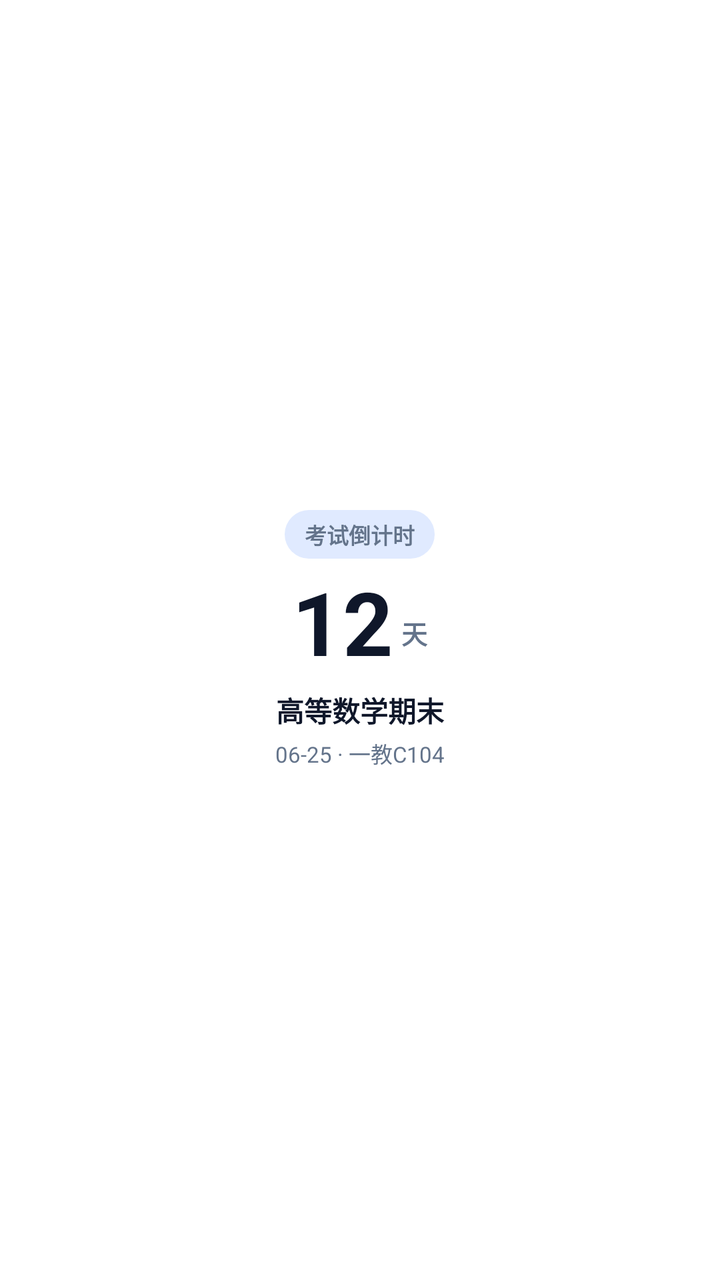
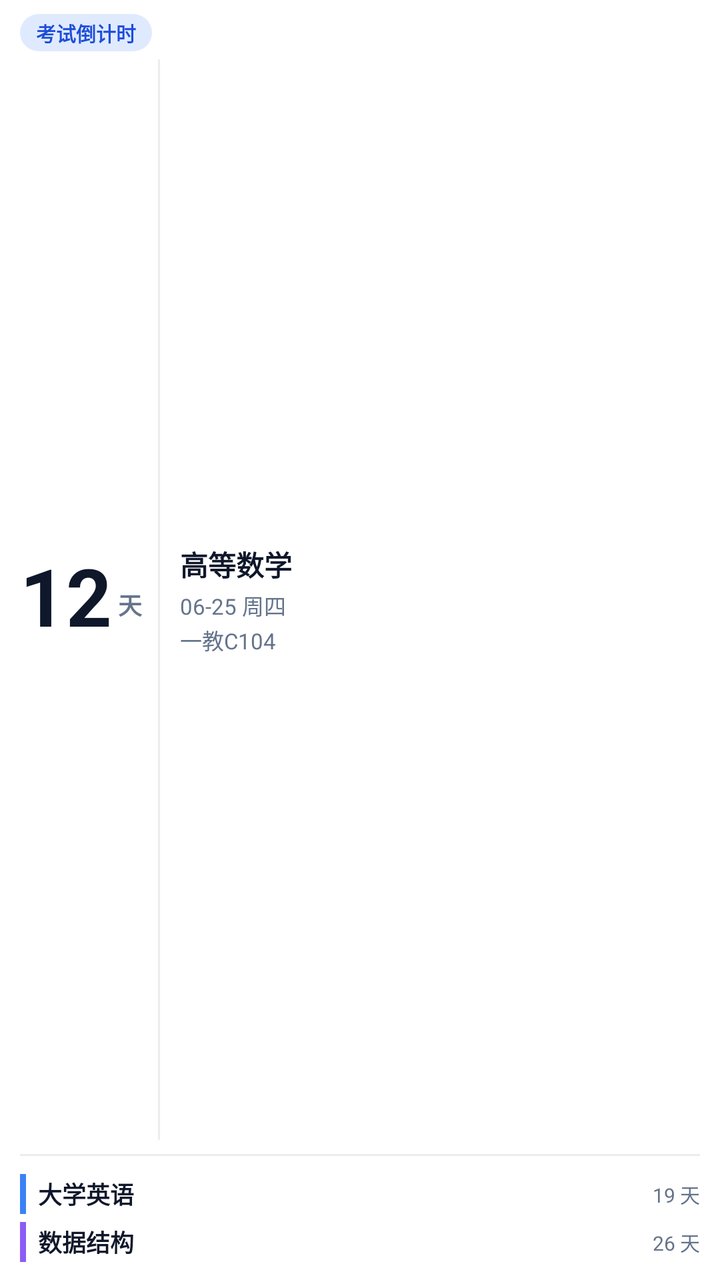

Two renders of the same Android screen: before a commit and after it. Below are the layout's source before the change and the commit's diff.
<!-- AndroidManifest.xml: fallback theme Theme.MaterialComponents.DayNight.NoActionBar -->
<!-- res/layout/widget_exam_card.xml -->
<?xml version="1.0" encoding="utf-8"?>
<FrameLayout xmlns:android="http://schemas.android.com/apk/res/android"
    android:id="@+id/widget_root"
    android:layout_width="match_parent"
    android:layout_height="match_parent">

    <LinearLayout
        android:id="@+id/widget_card"
        android:layout_width="match_parent"
        android:layout_height="match_parent"
        android:gravity="center"
        android:orientation="vertical"
        android:paddingLeft="14dp"
        android:paddingRight="14dp">

        <TextView
            android:id="@+id/exam_chip"
            android:layout_width="wrap_content"
            android:layout_height="wrap_content"
            android:background="@drawable/widget_status_chip_strong"
            android:ellipsize="end"
            android:maxLines="1"
            android:paddingLeft="10dp"
            android:paddingTop="4dp"
            android:paddingRight="10dp"
            android:paddingBottom="4dp"
            android:text="考试倒计时"
            android:textColor="#64748B"
            android:textSize="11sp"
            android:textStyle="bold" />

        <LinearLayout
            android:layout_width="wrap_content"
            android:layout_height="wrap_content"
            android:layout_marginTop="8dp"
            android:gravity="bottom"
            android:orientation="horizontal">

            <TextView
                android:id="@+id/exam_days"
                android:layout_width="wrap_content"
                android:layout_height="wrap_content"
                android:ellipsize="end"
                android:includeFontPadding="false"
                android:maxLines="1"
                android:text="12"
                android:textColor="#0F172A"
                android:textSize="44sp"
                android:textStyle="bold" />

            <TextView
                android:id="@+id/exam_day_unit"
                android:layout_width="wrap_content"
                android:layout_height="wrap_content"
                android:layout_marginLeft="4dp"
                android:layout_marginBottom="6dp"
                android:maxLines="1"
                android:text="天"
                android:textColor="#64748B"
                android:textSize="13sp"
                android:textStyle="bold" />

        </LinearLayout>

        <TextView
            android:id="@+id/exam_name"
            android:layout_width="match_parent"
            android:layout_height="wrap_content"
            android:layout_marginTop="6dp"
            android:ellipsize="end"
            android:gravity="center"
            android:maxLines="1"
            android:text="高等数学期末"
            android:textColor="#0F172A"
            android:textSize="14sp"
            android:textStyle="bold" />

        <TextView
            android:id="@+id/exam_meta"
            android:layout_width="match_parent"
            android:layout_height="wrap_content"
            android:layout_marginTop="3dp"
            android:ellipsize="end"
            android:gravity="center"
            android:maxLines="1"
            android:text="06-25 · 一教C104"
            android:textColor="#64748B"
            android:textSize="11sp" />

    </LinearLayout>

</FrameLayout>
<!-- resources referenced by this layout -->
<resources>
  <!-- drawable widget_status_chip_strong (drawable) -->
  <?xml version="1.0" encoding="utf-8"?>
  <shape xmlns:android="http://schemas.android.com/apk/res/android"
      android:shape="rectangle">
      <corners android:radius="999dp" />
      <solid android:color="#E0EAFF" />
  </shape>
</resources>

<!-- the commit's change to res/layout/widget_exam_card.xml (unified diff, before → after) -->
@@ -8,10 +8,12 @@
         android:id="@+id/widget_card"
         android:layout_width="match_parent"
         android:layout_height="match_parent"
-        android:gravity="center"
+        android:background="@drawable/widget_demo_card_bg"
         android:orientation="vertical"
-        android:paddingLeft="14dp"
-        android:paddingRight="14dp">
+        android:paddingLeft="10dp"
+        android:paddingTop="7dp"
+        android:paddingRight="10dp"
+        android:paddingBottom="7dp">
 
         <TextView
             android:id="@+id/exam_chip"
@@ -20,72 +22,208 @@
             android:background="@drawable/widget_status_chip_strong"
             android:ellipsize="end"
             android:maxLines="1"
-            android:paddingLeft="10dp"
-            android:paddingTop="4dp"
-            android:paddingRight="10dp"
-            android:paddingBottom="4dp"
+            android:paddingLeft="8dp"
+            android:paddingTop="2dp"
+            android:paddingRight="8dp"
+            android:paddingBottom="2dp"
             android:text="考试倒计时"
+            android:textColor="#1D4ED8"
+            android:textSize="10sp"
+            android:textStyle="bold" />
+
+        
+        <LinearLayout
+            android:id="@+id/exam_hero"
+            android:layout_width="match_parent"
+            android:layout_height="0dp"
+            android:layout_marginTop="4dp"
+            android:layout_weight="1"
+            android:gravity="center_vertical"
+            android:orientation="horizontal">
+
+            <LinearLayout
+                android:id="@+id/exam_countdown"
+                android:layout_width="wrap_content"
+                android:layout_height="wrap_content"
+                android:gravity="bottom|center_horizontal"
+                android:orientation="horizontal">
+
+                <TextView
+                    android:id="@+id/exam_days"
+                    android:layout_width="wrap_content"
+                    android:layout_height="wrap_content"
+                    android:ellipsize="end"
+                    android:includeFontPadding="false"
+                    android:maxLines="1"
+                    android:text="12"
+                    android:textColor="#0F172A"
+                    android:textSize="40sp"
+                    android:textStyle="bold" />
+
+                <TextView
+                    android:id="@+id/exam_day_unit"
+                    android:layout_width="wrap_content"
+                    android:layout_height="wrap_content"
+                    android:layout_marginLeft="3dp"
+                    android:layout_marginBottom="6dp"
+                    android:includeFontPadding="false"
+                    android:maxLines="1"
+                    android:text="天"
+                    android:textColor="#64748B"
+                    android:textSize="12sp"
+                    android:textStyle="bold" />
+
+            </LinearLayout>
+
+            <View
+                android:layout_width="1dp"
+                android:layout_height="match_parent"
+                android:layout_marginLeft="8dp"
+                android:background="@color/widget_couple_divider" />
+
+            <LinearLayout
+                android:id="@+id/exam_info"
+                android:layout_width="0dp"
+                android:layout_height="wrap_content"
+                android:layout_weight="1"
+                android:gravity="center_vertical"
+                android:orientation="vertical"
+                android:paddingLeft="10dp">
+
+                <TextView
+                    android:id="@+id/exam_name"
+                    android:layout_width="match_parent"
+                    android:layout_height="wrap_content"
+                    android:ellipsize="end"
+                    android:maxLines="2"
+                    android:text="高等数学"
+                    android:textColor="#0F172A"
+                    android:textSize="14sp"
+                    android:textStyle="bold" />
+
+                <TextView
+                    android:id="@+id/exam_date"
+                    android:layout_width="match_parent"
+                    android:layout_height="wrap_content"
+                    android:layout_marginTop="2dp"
+                    android:ellipsize="end"
+                    android:maxLines="1"
+                    android:text="06-25 周四"
+                    android:textColor="#64748B"
+                    android:textSize="11sp" />
+
+                <TextView
+                    android:id="@+id/exam_location"
+                    android:layout_width="match_parent"
+                    android:layout_height="wrap_content"
+                    android:layout_marginTop="1dp"
+                    android:ellipsize="end"
+                    android:maxLines="1"
+                    android:text="一教C104"
+                    android:textColor="#64748B"
+                    android:textSize="11sp" />
+
+            </LinearLayout>
+
+        </LinearLayout>
+
+        <View
+            android:id="@+id/exam_divider"
+            android:layout_width="match_parent"
+            android:layout_height="1dp"
+            android:layout_marginTop="7dp"
+            android:layout_marginBottom="7dp"
+            android:background="@color/widget_couple_divider" />
+
+        
+        <LinearLayout
+            android:id="@+id/exam_row1"
+            android:layout_width="match_parent"
+            android:layout_height="24dp"
+            android:gravity="center_vertical"
+            android:orientation="horizontal">
+
+            <View
+                android:id="@+id/exam_row1_bar"
+                android:layout_width="3dp"
+                android:layout_height="20dp"
+                android:layout_marginRight="6dp"
+                android:background="#3B82F6" />
+
+            <TextView
+                android:id="@+id/exam_row1_name"
+                android:layout_width="0dp"
+                android:layout_height="wrap_content"
+                android:layout_weight="1"
+                android:ellipsize="end"
+                android:maxLines="1"
+                android:text="大学英语"
+                android:textColor="#0F172A"
+                android:textSize="12sp"
+                android:textStyle="bold" />
+
+            <TextView
+                android:id="@+id/exam_row1_days"
+                android:layout_width="wrap_content"
+                android:layout_height="wrap_content"
+                android:layout_marginLeft="6dp"
+                android:maxLines="1"
+                android:text="19 天"
+                android:textColor="#64748B"
+                android:textSize="10sp" />
+
+        </LinearLayout>
+
+        <LinearLayout
+            android:id="@+id/exam_row2"
+            android:layout_width="match_parent"
+            android:layout_height="24dp"
+            android:gravity="center_vertical"
+            android:orientation="horizontal">
+
+            <View
+                android:id="@+id/exam_row2_bar"
+                android:layout_width="3dp"
+                android:layout_height="20dp"
+                android:layout_marginRight="6dp"
+                android:background="#8B5CF6" />
+
+            <TextView
+                android:id="@+id/exam_row2_name"
+                android:layout_width="0dp"
+                android:layout_height="wrap_content"
+                android:layout_weight="1"
+                android:ellipsize="end"
+                android:maxLines="1"
+                android:text="数据结构"
+                android:textColor="#0F172A"
+                android:textSize="12sp"
+                android:textStyle="bold" />
+
+            <TextView
+                android:id="@+id/exam_row2_days"
+                android:layout_width="wrap_content"
+                android:layout_height="wrap_content"
+                android:layout_marginLeft="6dp"
+                android:maxLines="1"
+                android:text="26 天"
+                android:textColor="#64748B"
+                android:textSize="10sp" />
+
+        </LinearLayout>
+
+        
+        <TextView
+            android:id="@+id/exam_empty"
+            android:layout_width="match_parent"
+            android:layout_height="0dp"
+            android:layout_weight="1"
+            android:gravity="center"
+            android:maxLines="2"
+            android:text="暂无考试安排"
             android:textColor="#64748B"
-            android:textSize="11sp"
-            android:textStyle="bold" />
-
-        <LinearLayout
-            android:layout_width="wrap_content"
-            android:layout_height="wrap_content"
-            android:layout_marginTop="8dp"
-            android:gravity="bottom"
-            android:orientation="horizontal">
-
-            <TextView
-                android:id="@+id/exam_days"
-                android:layout_width="wrap_content"
-                android:layout_height="wrap_content"
-                android:ellipsize="end"
-                android:includeFontPadding="false"
-                android:maxLines="1"
-                android:text="12"
-                android:textColor="#0F172A"
-                android:textSize="44sp"
-                android:textStyle="bold" />
-
-            <TextView
-                android:id="@+id/exam_day_unit"
-                android:layout_width="wrap_content"
-                android:layout_height="wrap_content"
-                android:layout_marginLeft="4dp"
-                android:layout_marginBottom="6dp"
-                android:maxLines="1"
-                android:text="天"
-                android:textColor="#64748B"
-                android:textSize="13sp"
-                android:textStyle="bold" />
-
-        </LinearLayout>
-
-        <TextView
-            android:id="@+id/exam_name"
-            android:layout_width="match_parent"
-            android:layout_height="wrap_content"
-            android:layout_marginTop="6dp"
-            android:ellipsize="end"
-            android:gravity="center"
-            android:maxLines="1"
-            android:text="高等数学期末"
-            android:textColor="#0F172A"
-            android:textSize="14sp"
-            android:textStyle="bold" />
-
-        <TextView
-            android:id="@+id/exam_meta"
-            android:layout_width="match_parent"
-            android:layout_height="wrap_content"
-            android:layout_marginTop="3dp"
-            android:ellipsize="end"
-            android:gravity="center"
-            android:maxLines="1"
-            android:text="06-25 · 一教C104"
-            android:textColor="#64748B"
-            android:textSize="11sp" />
+            android:textSize="15sp"
+            android:visibility="gone" />
 
     </LinearLayout>
 
<!-- resource entries referenced after the edit -->
@@ -1,5 +1,12 @@
 <!-- resources referenced by this layout -->
 <resources>
+  <color name="widget_couple_divider">#EAECEE</color>
+  <!-- drawable widget_demo_card_bg (drawable) -->
+  <?xml version="1.0" encoding="utf-8"?>
+  <shape xmlns:android="http://schemas.android.com/apk/res/android">
+      <solid android:color="#FFFFFF" />
+      <corners android:radius="18dp" />
+  </shape>
   <!-- drawable widget_status_chip_strong (drawable) -->
   <?xml version="1.0" encoding="utf-8"?>
   <shape xmlns:android="http://schemas.android.com/apk/res/android"
